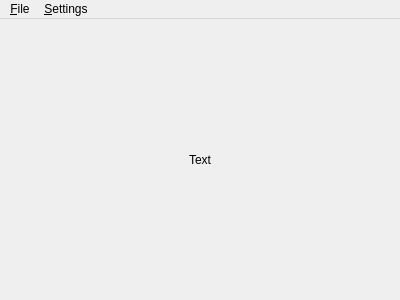
The window that app/src/cmainwindow.ui (VioletGiraffe/FasterThanSight) describes before a commit, drawn with Qt 5.
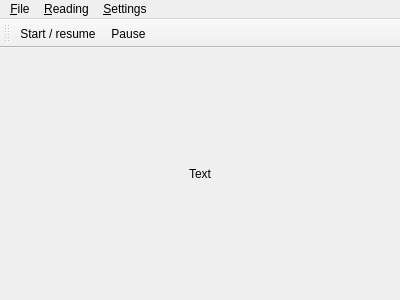
The same window after the commit.

```diff
--- a/app/src/cmainwindow.ui
+++ b/app/src/cmainwindow.ui
@@ -51,9 +51,31 @@
     </property>
     <addaction name="action_Font"/>
    </widget>
+   <widget class="QMenu" name="menu_Reading">
+    <property name="title">
+     <string>&amp;Reading</string>
+    </property>
+    <addaction name="action_Start_resume"/>
+    <addaction name="action_Pause"/>
+    <addaction name="actionStop"/>
+   </widget>
    <addaction name="menuFile"/>
+   <addaction name="menu_Reading"/>
    <addaction name="menu_Settings"/>
   </widget>
+  <widget class="QToolBar" name="toolBar">
+   <property name="windowTitle">
+    <string>toolBar</string>
+   </property>
+   <attribute name="toolBarArea">
+    <enum>TopToolBarArea</enum>
+   </attribute>
+   <attribute name="toolBarBreak">
+    <bool>false</bool>
+   </attribute>
+   <addaction name="action_Start_resume"/>
+   <addaction name="action_Pause"/>
+  </widget>
   <action name="actionOpen">
    <property name="text">
     <string>&amp;Open...</string>
@@ -70,6 +92,26 @@
     <string>Ctrl+Alt+F</string>
    </property>
   </action>
+  <action name="action_Start_resume">
+   <property name="text">
+    <string>&amp;Start / resume</string>
+   </property>
+  </action>
+  <action name="action_Pause">
+   <property name="text">
+    <string>&amp;Pause</string>
+   </property>
+  </action>
+  <action name="actionStop">
+   <property name="text">
+    <string>Sto&amp;p</string>
+   </property>
+  </action>
+  <action name="action_Exit">
+   <property name="text">
+    <string>&amp;Exit</string>
+   </property>
+  </action>
  </widget>
  <layoutdefault spacing="6" margin="11"/>
  <resources/>
```
Left out of the diff: 2 changed lines with no effect on the pictures.
